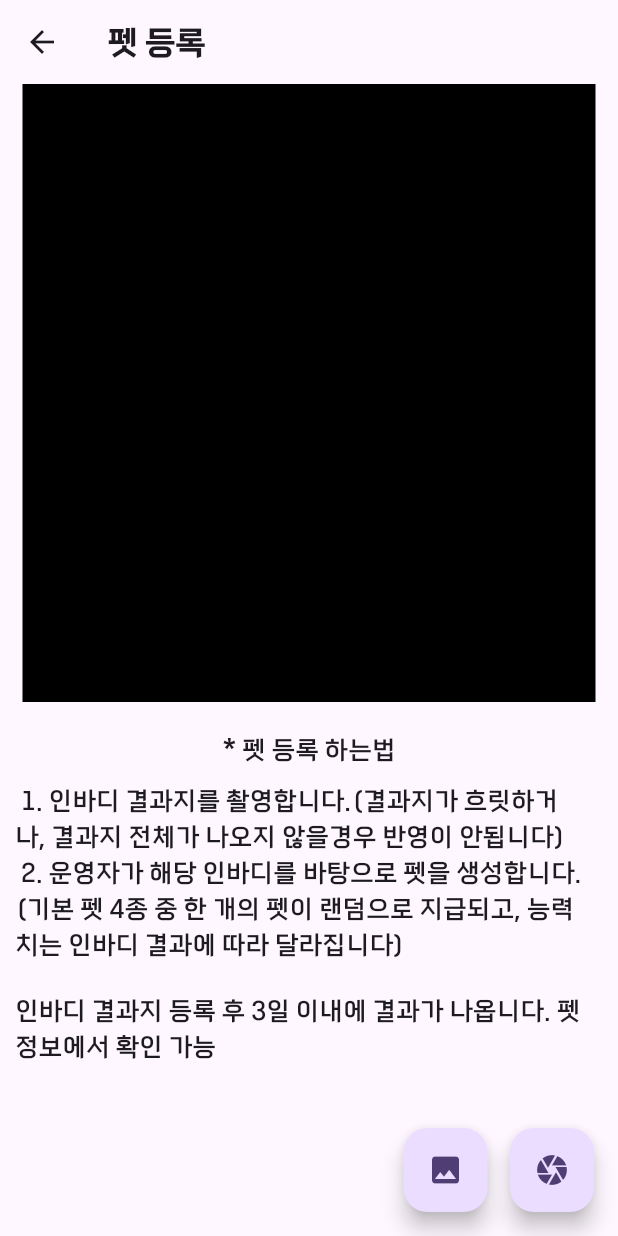
After one commit to kangminchan99/Flutter-FightFitness, a Flutter app: the CertPetScreen screen opened directly, on a phone screen of 412 x 824 dp. The commit adds this screen. Run offline on Flutter 3.47's test engine with Material 3 defaults, Android fonts, the phone set to English and light mode, and no system bars; our stand-ins replace cloud_firestore, firebase_auth, firebase_core, flutter_dotenv, flutter_secure_storage; missing offline and left inert: kakao_flutter_sdk; accounts and stored records are empty.

Commit message:
펫 스크린 화면 구성 중

```diff
--- a/fightfitness/lib/provider/login_provider.dart
+++ b/fightfitness/lib/provider/login_provider.dart
@@ -6,9 +6,18 @@ import 'package:flutter/services.dart';
 import 'package:kakao_flutter_sdk/kakao_flutter_sdk_talk.dart';
 import 'package:firebase_auth/firebase_auth.dart' as firebase_auth;
 
+// login - 아직 회원가입 중
+// main - 회원가입 완료
+enum CurrentPage { login, main }
+
 class LoginProvider with ChangeNotifier {
   late User user;
   late UserModel userModel;
+
+  // 현재 페이지로 페이지 이동
+  CurrentPage _currentPage = CurrentPage.login;
+  CurrentPage get currentPage => _currentPage;
+
   // 카카오 로그인
   Future<void> kakaoLogin() async {
     // 카카오톡이 깔려있는 경우
@@ -17,7 +26,7 @@ class LoginProvider with ChangeNotifier {
         // 카카오톡으로 로그인 성공 시 토큰 발급받아 저장
         OAuthToken token = await UserApi.instance.loginWithKakaoTalk();
         addKakaoUserData(token);
-
+        _currentPage = CurrentPage.main;
         notifyListeners();
       } catch (e) {
         debugPrint('kakao login fail.. ${e.toString()}');
@@ -30,6 +39,7 @@ class LoginProvider with ChangeNotifier {
         try {
           OAuthToken token = await UserApi.instance.loginWithKakaoAccount();
           addKakaoUserData(token);
+          _currentPage = CurrentPage.main;
           debugPrint('카카오 계정으로 로그인 성공');
           notifyListeners();
         } catch (e) {
@@ -41,6 +51,7 @@ class LoginProvider with ChangeNotifier {
       try {
         OAuthToken token = await UserApi.instance.loginWithKakaoAccount();
         addKakaoUserData(token);
+        _currentPage = CurrentPage.main;
         notifyListeners();
       } catch (e) {
         debugPrint('카카오 계정으로 로그인 실패 ${e.toString()}');
@@ -95,5 +106,8 @@ class LoginProvider with ChangeNotifier {
         .collection("회원정보")
         .doc(authResult.user!.uid)
         .set(data);
+
+    // // 로그인 성공 페이지 전환
+    // _currentPage = CurrentPage.main;
   }
 }
--- a/fightfitness/lib/screen/home/battle_screen.dart
+++ b/fightfitness/lib/screen/home/battle_screen.dart
@@ -12,7 +12,10 @@ class _BattleScreenState extends State<BattleScreen> {
   Widget build(BuildContext context) {
     return Scaffold(
       appBar: AppBar(
-        title: Text('battle'),
+        title: Text(
+          '전투',
+          style: TextStyle(fontFamily: 'Jamsil4'),
+        ),
         automaticallyImplyLeading: false,
       ),
     );
--- a/fightfitness/lib/screen/home/board_screen.dart
+++ b/fightfitness/lib/screen/home/board_screen.dart
@@ -12,7 +12,10 @@ class _BoardScreenState extends State<BoardScreen> {
   Widget build(BuildContext context) {
     return Scaffold(
       appBar: AppBar(
-        title: Text('board'),
+        title: Text(
+          '게시판',
+          style: TextStyle(fontFamily: 'Jamsil4'),
+        ),
         automaticallyImplyLeading: false,
       ),
     );
--- a/fightfitness/lib/screen/home/navigation_screen.dart
+++ b/fightfitness/lib/screen/home/navigation_screen.dart
@@ -5,7 +5,7 @@ import 'package:fightfitness/screen/home/profile_screen.dart';
 import 'package:flutter/material.dart';
 import 'package:provider/provider.dart';
 
-import 'pet_screen.dart';
+import 'pet/pet_screen.dart';
 
 class NavScreen extends StatefulWidget {
   const NavScreen({super.key});
--- /dev/null
+++ b/fightfitness/lib/screen/home/pet/certification_pet_screen.dart
@@ -0,0 +1,75 @@
+import 'package:flutter/material.dart';
+
+class CertPetScreen extends StatefulWidget {
+  const CertPetScreen({super.key});
+
+  @override
+  State<CertPetScreen> createState() => _CertPetScreenState();
+}
+
+class _CertPetScreenState extends State<CertPetScreen> {
+  @override
+  Widget build(BuildContext context) {
+    return Scaffold(
+      appBar: AppBar(
+        title: const Text(
+          '펫 등록',
+          style: TextStyle(fontFamily: 'Jamsil4'),
+        ),
+      ),
+      body: SingleChildScrollView(
+        child: Center(
+          child: Column(
+            children: [
+              Container(
+                height: MediaQuery.of(context).size.width,
+                width: MediaQuery.of(context).size.width - 30,
+                color: Colors.black,
+              ),
+              const SizedBox(height: 20),
+              const Text(
+                '* 펫 등록 하는법',
+                style: TextStyle(fontFamily: 'Jamsil3', fontSize: 17),
+              ),
+              const SizedBox(height: 10),
+              const Padding(
+                padding: EdgeInsets.only(left: 10, right: 20),
+                child: Column(
+                  children: [
+                    Text(
+                      ' 1. 인바디 결과지를 촬영합니다.(결과지가 흐릿하거나, 결과지 전체가 나오지 않을경우 반영이 안됩니다)',
+                      style: TextStyle(fontFamily: 'Jamsil3', fontSize: 17),
+                    ),
+                    Text(
+                      ' 2. 운영자가 해당 인바디를 바탕으로 펫을 생성합니다.(기본 펫 4종 중 한 개의 펫이 랜덤으로 지급되고, 능력치는 인바디 결과에 따라 달라집니다)',
+                      style: TextStyle(fontFamily: 'Jamsil3', fontSize: 17),
+                    ),
+                    SizedBox(height: 20),
+                    Text(
+                      '인바디 결과지 등록 후 3일 이내에 결과가 나옵니다. 펫정보에서 확인 가능',
+                      style: TextStyle(fontFamily: 'Jamsil3', fontSize: 17),
+                    ),
+                  ],
+                ),
+              ),
+            ],
+          ),
+        ),
+      ),
+      floatingActionButton: Row(
+        mainAxisAlignment: MainAxisAlignment.end,
+        children: [
+          FloatingActionButton(
+            onPressed: () {},
+            child: const Icon(Icons.image),
+          ),
+          const SizedBox(width: 15),
+          FloatingActionButton(
+            onPressed: () {},
+            child: const Icon(Icons.camera),
+          ),
+        ],
+      ),
+    );
+  }
+}
--- a/fightfitness/lib/screen/home/profile_screen.dart
+++ b/fightfitness/lib/screen/home/profile_screen.dart
@@ -12,7 +12,10 @@ class _ProfileScreenState extends State<ProfileScreen> {
   Widget build(BuildContext context) {
     return Scaffold(
       appBar: AppBar(
-        title: Text('profile'),
+        title: Text(
+          '내 정보',
+          style: TextStyle(fontFamily: 'Jamsil4'),
+        ),
         automaticallyImplyLeading: false,
       ),
     );
```
Also changed, not shown: fightfitness/lib/screen/home/pet/pet_screen.dart (added, +50 -0 lines), fightfitness/lib/screen/home/pet_screen.dart (deleted, +0 -20 lines), fightfitness/lib/screen/login/login_screen.dart (+22 -1 lines), fightfitness/pubspec.yaml (+5 -2 lines), fightfitness/assets/images/pet_info/default_pet.jpg (added), fightfitness/pubspec.lock, 5 other files.
